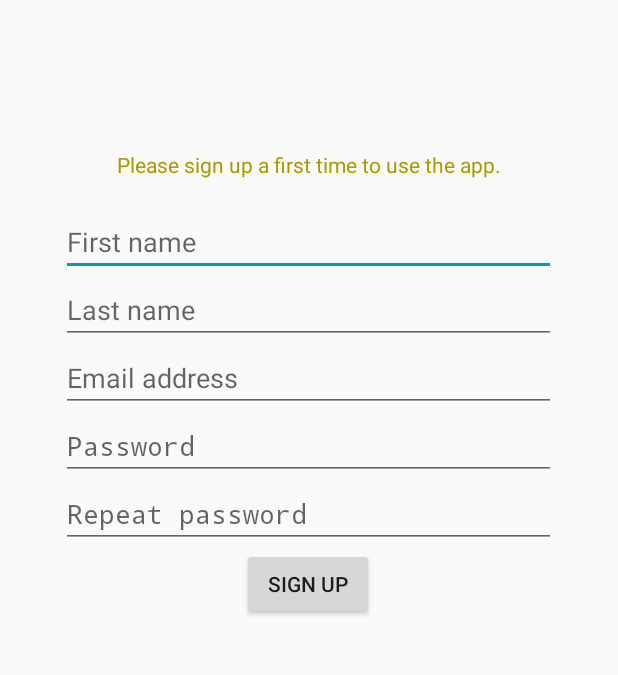
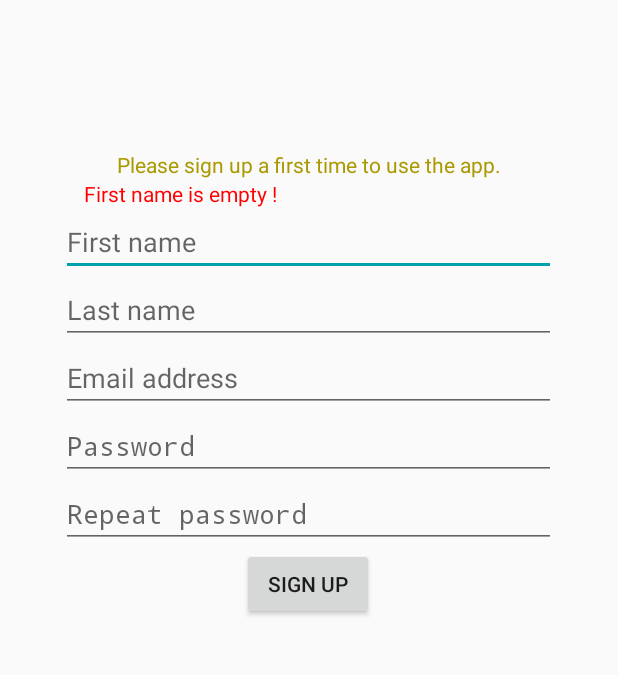
Before and after one commit to TeaFlex/ProcessimControlApp, an Android app: the screen it shows after launch (RegisterActivity), after a tap on "SIGN UP", on a phone screen of 412 x 824 dp, the part 352-1027 px from its top. Run offline under Robolectric (Android 15) with nearby library versions, the phone set to English and light mode, and no system bars; our stand-ins replace Room's generated code; 1 statement that could not run was skipped.

Commit message:
Verification of inputs

```diff
--- a/app/src/main/java/be/heh/std/app/FormActivity.java
+++ b/app/src/main/java/be/heh/std/app/FormActivity.java
@@ -2,17 +2,16 @@ package be.heh.std.app;
 
 import android.app.Activity;
 import android.os.Bundle;
+import android.service.autofill.FieldClassification;
+import android.util.Patterns;
 import android.view.View;
 import android.widget.Button;
 import android.widget.EditText;
 import android.widget.TextView;
-import android.widget.Toast;
-
-import androidx.appcompat.app.AppCompatActivity;
 
 import java.util.ArrayList;
-import java.util.HashMap;
-import java.util.Map;
+import java.util.regex.Matcher;
+import java.util.regex.Pattern;
 
 public abstract class FormActivity extends Activity {
 
@@ -21,7 +20,8 @@ public abstract class FormActivity extends Activity {
     protected TextView info_msg;
     protected TextView error_msg;
     protected Button submit;
-    protected HashMap<String, EditText> notEmptyInputs;
+    protected ArrayList<View> notEmptyInputs;
+
 
     @Override
     protected void onCreate(Bundle savedInstanceState) {
@@ -30,21 +30,48 @@ public abstract class FormActivity extends Activity {
         title = (TextView) findViewById(R.id.form_title);
         info_msg = (TextView) findViewById(R.id.info_msg);
         error_msg = (TextView) findViewById(R.id.error_msg);
-        notEmptyInputs = new HashMap();
+        notEmptyInputs = new ArrayList<>();
     }
 
     public void onFormClickManager(View v) throws Exception {
+        //Submit button automatically check the form.
         if(v.getId() == submit.getId()) checkForm();
     }
 
     public void checkForm() throws Exception {
-        for (Map.Entry<String, EditText> entry : notEmptyInputs.entrySet()) {
-            if(isEditTextEmpty(entry.getValue()))
-                throw new Exception(entry.getKey()+" is empty !");
+        error_msg.setText("");
+        for (View v: notEmptyInputs) {
+            //Initially check if the text fields that must be filled are not empty.
+            if((v instanceof EditText) && (isEditTextEmpty((EditText) v)))
+                throw new Exception(String.format(getString(R.string.empty_err),
+                        ((EditText)v).getHint()));
         }
     }
 
     public boolean isEditTextEmpty(EditText e) {
         return e.getText().toString().trim().length() == 0;
     }
+
+    public void verifyLength(EditText in, int min, int max) throws Exception {
+        if(in.getText().length() <= min || in.getText().length() >= max)
+            throw new Exception(String.format(getString(R.string.between_err),
+                    in.getHint(), min, max));
+    }
+
+    public void verifyEmail(EditText in) throws Exception {
+        if(!(Patterns.EMAIL_ADDRESS.matcher(in.getText()).matches()))
+            throw new Exception(String.format(getString(R.string.bad_email_err), in.getHint()));
+    }
+
+    public void verifyPassword(EditText in) throws Exception {
+        if(!Pattern.matches("^(?=.*[0-9])(?=.*[@#$%^&+=])(?=\\S+$).{8,}$", in.getText()))
+            throw new Exception(String.format(getString(R.string.bad_password_err),
+                    in.getHint(), 8, 1, 1));
+    }
+
+    public void checkMatch(EditText one, EditText two) throws Exception {
+        if(!one.getText().equals(two.getText()))
+            throw new Exception(String.format(getString(R.string.dont_match_err),
+                    one.getHint(), two.getHint()));
+    }
 }
--- a/app/src/main/java/be/heh/std/app/RegisterActivity.java
+++ b/app/src/main/java/be/heh/std/app/RegisterActivity.java
@@ -1,12 +1,13 @@
 package be.heh.std.app;
 
 import android.os.Bundle;
-import android.util.Log;
 import android.view.View;
 import android.widget.Button;
 import android.widget.EditText;
-import android.widget.TextView;
 import android.widget.Toast;
+
+import java.lang.reflect.Field;
+import java.util.Arrays;
 
 public class RegisterActivity extends FormActivity {
 
@@ -30,6 +31,8 @@ public class RegisterActivity extends FormActivity {
         password2 = (EditText) findViewById(R.id.register_password2);
         submit = (Button) findViewById(R.id.register_connect);
 
+        notEmptyInputs.addAll(Arrays.asList(firstname, lastname, email, password, password2));
+
         form.setVisibility(View.VISIBLE);
         if(firstTime) info_msg.setText(getString(R.string.need_register));
     }
@@ -37,9 +40,17 @@ public class RegisterActivity extends FormActivity {
     @Override
     public void checkForm() {
         try {
+            super.checkForm();
+
+            verifyLength(firstname, 6, 20);
+            verifyLength(lastname, 6, 20);
+            verifyEmail(email);
+            verifyPassword(password);
+            checkMatch(password, password2);
 
         } catch (Exception e) {
-            Toast.makeText(getApplicationContext(), e.getMessage(), Toast.LENGTH_SHORT).show();
+            error_msg.setText(e.getMessage());
+            //Toast.makeText(getApplicationContext(), e.getMessage(), Toast.LENGTH_SHORT).show();
         }
     }
 }
--- a/app/src/main/res/layout/activity_forms.xml
+++ b/app/src/main/res/layout/activity_forms.xml
@@ -28,7 +28,7 @@
     <TextView
         android:id="@+id/error_msg"
         android:textColor="@color/red"
-        android:layout_width="match_parent"
+        android:layout_width="300dp"
         android:layout_height="wrap_content" />
 
     <include
--- /dev/null
+++ b/app/src/main/res/values/errors.xml
@@ -0,0 +1,8 @@
+<?xml version="1.0" encoding="utf-8"?>
+<resources>
+    <string name="empty_err">%s is empty !</string>
+    <string name="between_err">%s must between %d and %d !</string>
+    <string name="bad_email_err">%s is not a valid email address !</string>
+    <string name="bad_password_err">%s must contain at least %d character(s), %d digit(s) and %d special char(s).</string>
+    <string name="dont_match_err">%s and %s don\'t match !</string>
+</resources>
```
Also changed, not shown: app/src/main/java/be/heh/std/app/LoginActivity.java (+6 -4 lines).
